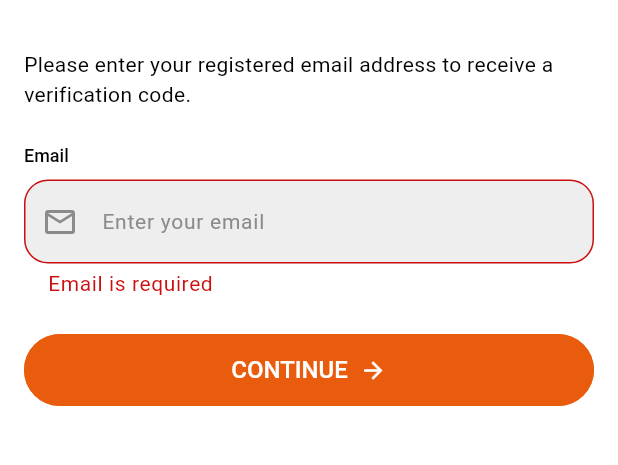
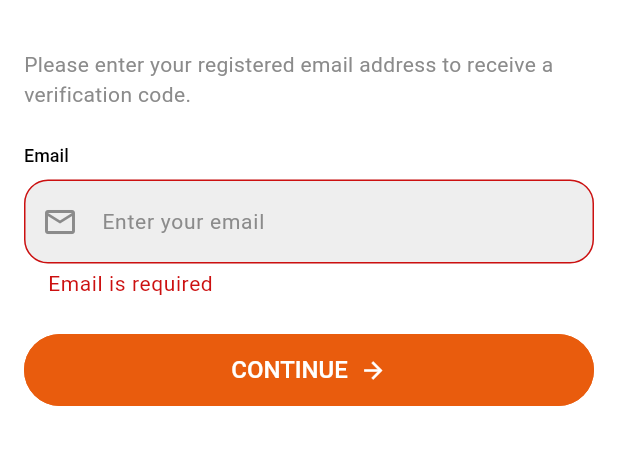
Before and after one commit to mohamedaly0206/shopora, a Flutter app: the ForgetPasswordScreen screen opened by its route, after a tap on "CONTINUE", on a phone screen of 412 x 824 dp, the part 59-524 px from its top. Run offline on Flutter 3.47's test engine with Material 3 defaults, Android fonts, the phone set to English and light mode, and no system bars; our stand-ins replace dio, equatable, flutter_bloc, flutter_otp_text_field, flutter_secure_storage, flutter_svg and 4 more; missing offline and left inert: toastr_flutter; accounts and stored records are empty; generated files the repository leaves out were written again.

Commit message:
feat(auth): enhance forget password flow with UI improvements and customizable button behavior

```diff
--- a/lib/core/shared_widgets/custom_elevated_button.dart
+++ b/lib/core/shared_widgets/custom_elevated_button.dart
@@ -5,12 +5,14 @@ class CustomElevatedButton extends StatelessWidget {
   final VoidCallback? onPressed;
   final bool isLoading;
   final String text;
+  final bool hideArrowIcon;
 
   const CustomElevatedButton({
     super.key,
     required this.onPressed,
     required this.isLoading,
     required this.text,
+    this.hideArrowIcon = false,
   });
 
   @override
@@ -31,7 +33,7 @@ class CustomElevatedButton extends StatelessWidget {
               children: [
                 Text(text),
                 const SizedBox(width: 8),
-                const Icon(Icons.arrow_forward),
+                if (!hideArrowIcon) const Icon(Icons.arrow_forward),
               ],
             ),
     );
--- a/lib/features/auth/forget_password/presentation/ui/forget_password_screen.dart
+++ b/lib/features/auth/forget_password/presentation/ui/forget_password_screen.dart
@@ -73,7 +73,6 @@ class _ForgetPasswordScreenState extends State<ForgetPasswordScreen> {
             ),
             body: PageView(
               controller: _pageController,
-              physics: const NeverScrollableScrollPhysics(),
               children: const [
                 ForgetPasswordEmailBody(),
                 ForgetPasswordVerifyCodeBody(),
--- a/lib/features/auth/forget_password/presentation/ui/widgets/forget_password_email_body.dart
+++ b/lib/features/auth/forget_password/presentation/ui/widgets/forget_password_email_body.dart
@@ -39,7 +39,9 @@ class _ForgetPasswordEmailBodyState extends State<ForgetPasswordEmailBody> {
           children: [
             Text(
               loc.authForgetPasswordSubtitle,
-              style: Theme.of(context).textTheme.bodyMedium,
+              style: Theme.of(context).textTheme.bodyMedium!.copyWith(
+                color: Theme.of(context).colorScheme.secondary,
+              ),
             ),
             const SizedBox(height: 24),
 
--- a/lib/features/auth/forget_password/presentation/ui/widgets/forget_password_new_password_body.dart
+++ b/lib/features/auth/forget_password/presentation/ui/widgets/forget_password_new_password_body.dart
@@ -124,6 +124,7 @@ class _ForgetPasswordNewPasswordBodyState
                 return CustomElevatedButton(
                   text: loc.authContinue,
                   isLoading: isLoading,
+                  hideArrowIcon: true,
                   onPressed: isLoading
                       ? null
                       : () {
--- a/lib/features/auth/forget_password/presentation/ui/widgets/forget_password_verify_code_body.dart
+++ b/lib/features/auth/forget_password/presentation/ui/widgets/forget_password_verify_code_body.dart
@@ -6,17 +6,8 @@ import 'package:shopora/features/auth/forget_password/presentation/cubit/forget_
 import 'package:shopora/features/auth/forget_password/presentation/ui/widgets/custom_otp_text_field.dart';
 import 'package:shopora/l10n/app_localizations.dart';
 
-class ForgetPasswordVerifyCodeBody extends StatefulWidget {
+class ForgetPasswordVerifyCodeBody extends StatelessWidget {
   const ForgetPasswordVerifyCodeBody({super.key});
-
-  @override
-  State<ForgetPasswordVerifyCodeBody> createState() =>
-      _ForgetPasswordVerifyCodeBodyState();
-}
-
-class _ForgetPasswordVerifyCodeBodyState
-    extends State<ForgetPasswordVerifyCodeBody> {
-  final _formKey = GlobalKey<FormState>();
 
   @override
   Widget build(BuildContext context) {
@@ -25,8 +16,6 @@ class _ForgetPasswordVerifyCodeBodyState
 
     return Padding(
       padding: const EdgeInsets.all(16),
-      child: Form(
-        key: _formKey,
       child: Column(
         crossAxisAlignment: CrossAxisAlignment.stretch,
         children: [
@@ -37,7 +26,9 @@ class _ForgetPasswordVerifyCodeBodyState
                 '${loc.authVerificationSubtitle} '
                 '${state.email}. '
                 '${loc.authVerificationHint}',
-                  style: theme.textTheme.bodyMedium,
+                style: theme.textTheme.bodyMedium!.copyWith(
+                  color: Theme.of(context).colorScheme.secondary,
+                ),
               );
             },
           ),
@@ -108,7 +99,6 @@ class _ForgetPasswordVerifyCodeBodyState
           ),
         ],
       ),
-      ),
     );
   }
 }
```
Lines whose indentation alone changed are shown as unchanged.
